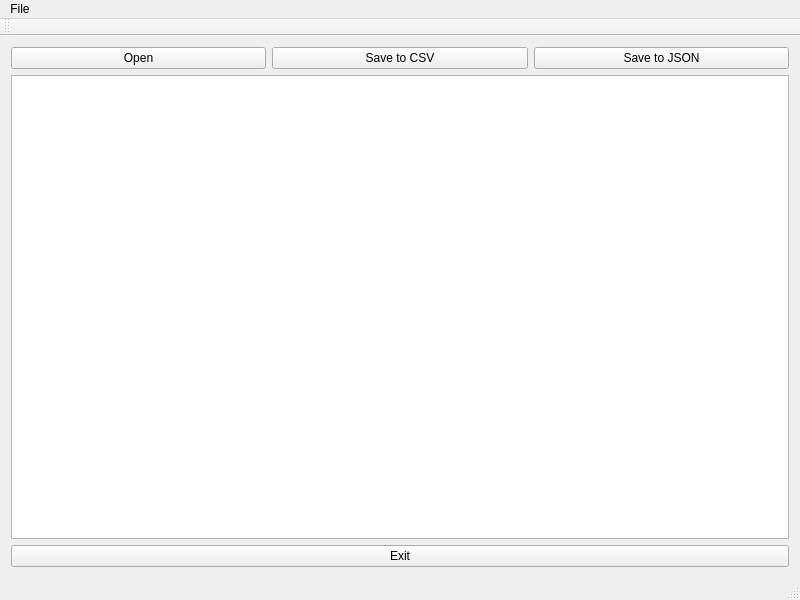
Before: the Qt Designer form mainwindow.ui in Negaihoshi/CSViewer, drawn with Qt 5.
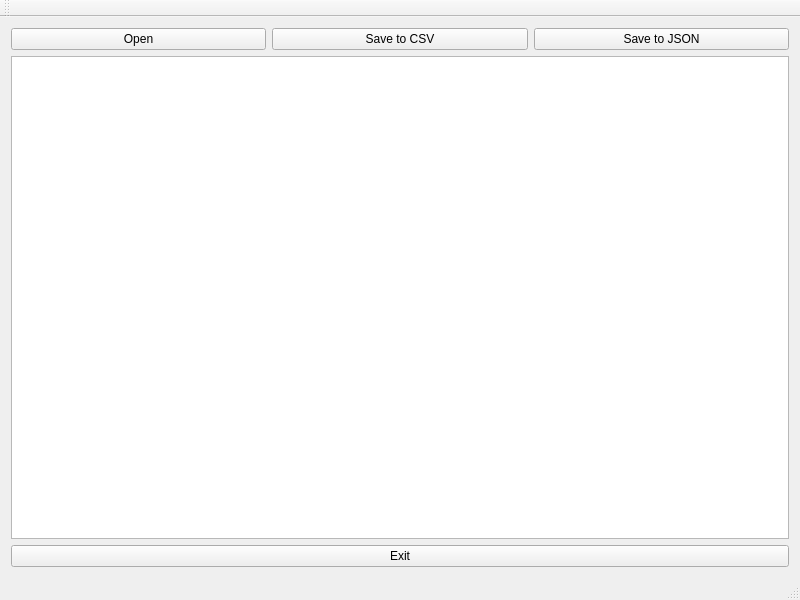
After: the same form once the commit is applied.

```diff
--- a/mainwindow.ui
+++ b/mainwindow.ui
@@ -58,24 +58,6 @@
     </item>
    </layout>
   </widget>
-  <widget class="QMenuBar" name="menuBar">
-   <property name="geometry">
-    <rect>
-     <x>0</x>
-     <y>0</y>
-     <width>800</width>
-     <height>22</height>
-    </rect>
-   </property>
-   <widget class="QMenu" name="menuFile">
-    <property name="title">
-     <string>File</string>
-    </property>
-    <addaction name="actionOpen"/>
-    <addaction name="actionSave"/>
-   </widget>
-   <addaction name="menuFile"/>
-  </widget>
   <widget class="QToolBar" name="mainToolBar">
    <attribute name="toolBarArea">
     <enum>TopToolBarArea</enum>
```
